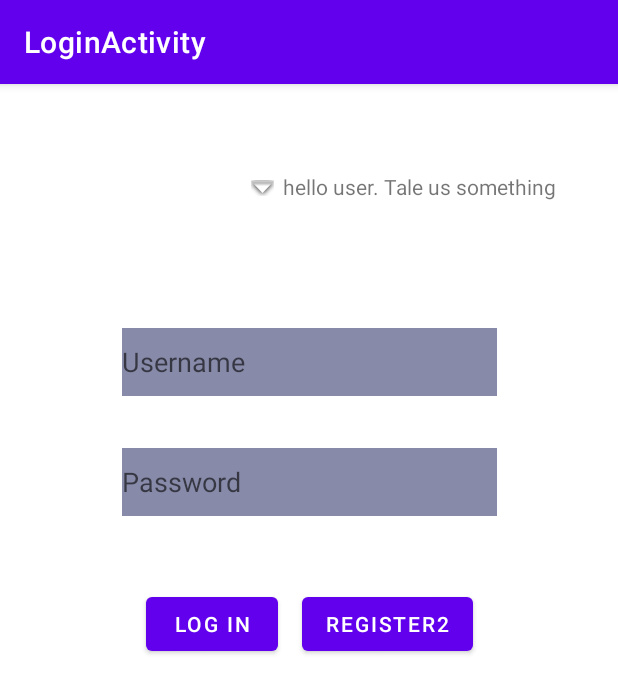
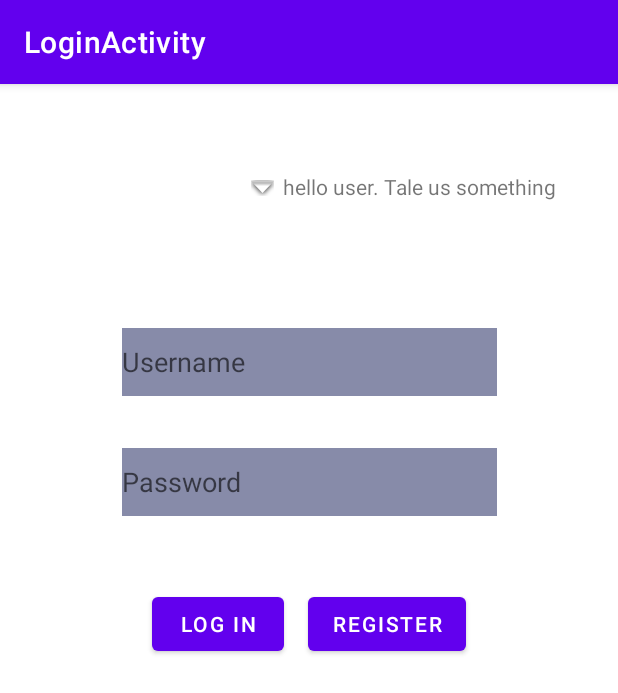
Before and after one commit to emilywnwong/hackust-sudo-coders, an Android app: the screen it shows after launch (LoginActivity), on a phone screen of 412 x 824 dp. Shown: the top 693 px of the screen. Run offline under Robolectric (Android 15) with nearby library versions, the phone set to English and light mode, and no system bars.

Commit message:
fixed typo

```diff
--- a/TaleUs APP/app/src/main/res/layout/activity_login.xml
+++ b/TaleUs APP/app/src/main/res/layout/activity_login.xml
@@ -96,7 +96,7 @@
         android:layout_marginEnd="8dp"
         android:layout_marginStart="8dp"
 
-        android:text="Register2"
+        android:text="Register"
 
         app:layout_constraintBottom_toBottomOf="parent"
         app:layout_constraintLeft_toRightOf="@+id/LoginButton"
```
